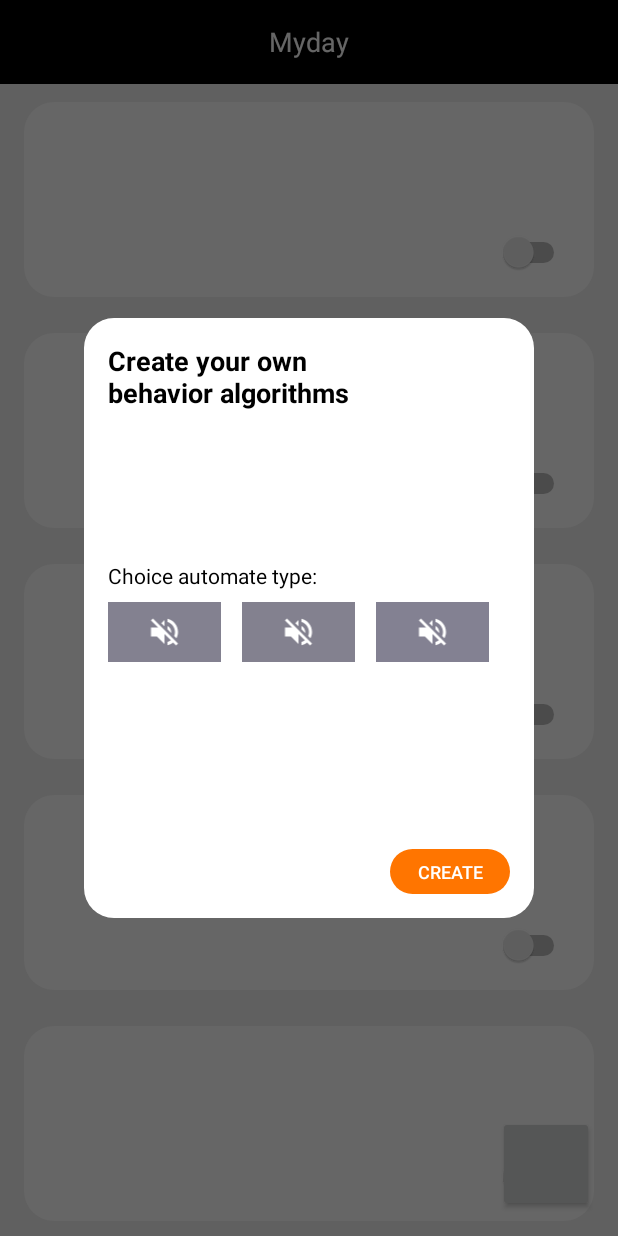
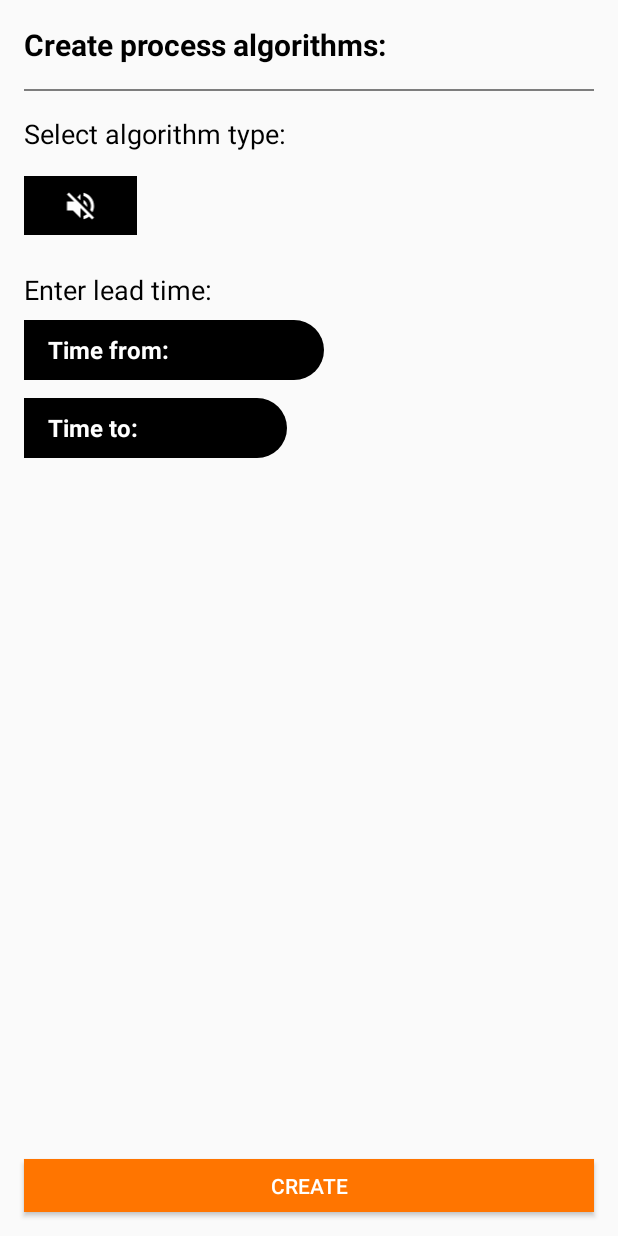
Before and after one commit to slavetny/myday, an Android app: the screen it shows after launch (MainActivity before the commit, CreateProcessActivity after it), after a tap on an icon or button, on a phone screen of 412 x 824 dp. Run offline under Robolectric (Android 15) with nearby library versions, the phone set to English and light mode, and no system bars; plain views replace CircleButton.

Commit message:
new activity for creating process

```diff
--- a/app/build.gradle
+++ b/app/build.gradle
@@ -25,7 +25,7 @@ android {
 
 dependencies {
     implementation fileTree(dir: 'libs', include: ['*.jar'])
-    implementation"org.jetbrains.kotlin:kotlin-stdlib-jdk7:$kotlin_version"
+    implementation "org.jetbrains.kotlin:kotlin-stdlib-jdk7:$kotlin_version"
     implementation 'androidx.appcompat:appcompat:1.1.0'
     implementation 'androidx.core:core-ktx:1.2.0'
     implementation 'androidx.constraintlayout:constraintlayout:1.1.3'
--- a/app/src/main/AndroidManifest.xml
+++ b/app/src/main/AndroidManifest.xml
@@ -10,7 +10,8 @@
         android:roundIcon="@mipmap/ic_launcher_round"
         android:supportsRtl="true"
         android:theme="@style/AppTheme">
-        <activity android:name="com.slavetny.myday.mvp.view.MainActivity">
+        <activity android:name=".mvp.view.CreateProcessActivity"></activity>
+        <activity android:name=".mvp.view.MainActivity">
             <intent-filter>
                 <action android:name="android.intent.action.MAIN" />
 
--- a/app/src/main/java/com/slavetny/myday/adapter/AlgorithmAdapter.kt
+++ b/app/src/main/java/com/slavetny/myday/adapter/AlgorithmAdapter.kt
@@ -10,6 +10,12 @@ import kotlinx.android.synthetic.main.algorthm_item.view.*
 
 class AlgorithmAdapter(var algorithmsList: List<Algorithm>) : RecyclerView.Adapter<AlgorithmAdapter.AlgorthmViewHolder>() {
 
+    private var algorithmClickedListener: OnAlgorithmClickedListener? = null
+
+    fun setOnAlgorithmClickedListener(a: OnAlgorithmClickedListener?) {
+        algorithmClickedListener = a
+    }
+
     override fun onCreateViewHolder(parent: ViewGroup, viewType: Int): AlgorthmViewHolder {
         var view = LayoutInflater.from(parent.context).inflate(R.layout.algorthm_item, parent, false)
 
@@ -21,15 +27,23 @@ class AlgorithmAdapter(var algorithmsList: List<Algorithm>) : RecyclerView.Adapt
     }
 
     override fun onBindViewHolder(holder: AlgorthmViewHolder, position: Int) {
-        holder.bind(algorithmsList.get(position))
+        holder.bind(algorithmsList.get(position), algorithmClickedListener!!)
     }
 
     class AlgorthmViewHolder(itemView: View) : RecyclerView.ViewHolder(itemView) {
 
         //TODO fix bug with wrong color showing
-        fun bind(algorithm: Algorithm) {
+        fun bind(algorithm: Algorithm, algorithmClickedListener: OnAlgorithmClickedListener) {
             itemView.algorithm_icon.setImageResource(algorithm.icon)
-            itemView.algorithm_background.setBackgroundColor(algorithm.backgroundColor)
+
+            itemView.setOnClickListener {
+                if (algorithmClickedListener != null)
+                    algorithmClickedListener.onAlgorithmClicked(algorithm)
+            }
         }
     }
+
+    interface OnAlgorithmClickedListener {
+        fun onAlgorithmClicked(algorithm: Algorithm)
+    }
 }
--- a/app/src/main/java/com/slavetny/myday/adapter/ProcessAdapter.kt
+++ b/app/src/main/java/com/slavetny/myday/adapter/ProcessAdapter.kt
@@ -16,7 +16,7 @@ class ProcessAdapter : RecyclerView.Adapter<ProcessAdapter.ProcessViewHolder>()
     }
 
     override fun getItemCount(): Int {
-        return 7
+        return 0
     }
 
     override fun onBindViewHolder(holder: ProcessViewHolder, position: Int) {
@@ -32,6 +32,5 @@ class ProcessAdapter : RecyclerView.Adapter<ProcessAdapter.ProcessViewHolder>()
         fun bind() {
 
         }
-
     }
 }
--- a/app/src/main/java/com/slavetny/myday/dialog/NewProcessDialog.kt
+++ /dev/null
@@ -1,43 +0,0 @@
-package com.slavetny.myday.dialog
-
-import android.app.Dialog
-import android.content.Context
-import android.os.Bundle
-import android.view.View
-import android.view.Window
-import androidx.recyclerview.widget.GridLayoutManager
-import com.slavetny.myday.R
-import com.slavetny.myday.adapter.AlgorithmAdapter
-import com.slavetny.myday.model.Algorithm
-import kotlinx.android.synthetic.main.new_process_dialog.recyclerView
-
-class NewProcessDialog(context: Context) : Dialog(context), View.OnClickListener {
-
-    override fun onCreate(savedInstanceState: Bundle?) {
-        super.onCreate(savedInstanceState)
-        requestWindowFeature(Window.FEATURE_NO_TITLE)
-        setContentView(R.layout.new_process_dialog)
-
-        setupRecyclerView()
-    }
-
-    private fun setupRecyclerView() {
-        var algorithmsList = ArrayList<Algorithm>()
-        algorithmsList.add(Algorithm("volume", R.color.colorPrimary, R.drawable.ic_volume_off))
-        algorithmsList.add(Algorithm("volume", R.color.colorAccent, R.drawable.ic_volume_off))
-        algorithmsList.add(Algorithm("volume", R.color.orange, R.drawable.ic_volume_off))
-
-        var linearLayoutManager = GridLayoutManager(context, 3, GridLayoutManager.VERTICAL, false)
-        recyclerView.layoutManager = linearLayoutManager
-
-        recyclerView.adapter = AlgorithmAdapter(algorithmsList)
-    }
-
-    override fun onClick(v: View?) {
-        when (v!!.id) {
-            else -> {
-                dismiss()
-            }
-        }
-    }
-}
--- a/app/src/main/java/com/slavetny/myday/model/Algorithm.kt
+++ b/app/src/main/java/com/slavetny/myday/model/Algorithm.kt
@@ -2,6 +2,5 @@ package com.slavetny.myday.model
 
 data class Algorithm (
     val tag: String,
-    var backgroundColor: Int,
     val icon: Int
 )
--- /dev/null
+++ b/app/src/main/java/com/slavetny/myday/mvp/view/CreateProcessActivity.kt
@@ -0,0 +1,93 @@
+package com.slavetny.myday.mvp.view
+
+import android.app.TimePickerDialog
+import androidx.appcompat.app.AppCompatActivity
+import android.os.Bundle
+import android.widget.Toast
+import androidx.recyclerview.widget.LinearLayoutManager
+import androidx.recyclerview.widget.RecyclerView
+import com.slavetny.myday.R
+import com.slavetny.myday.adapter.AlgorithmAdapter
+import com.slavetny.myday.model.Algorithm
+import kotlinx.android.synthetic.main.activity_create_process.*
+import kotlinx.android.synthetic.main.new_process_dialog.recyclerView
+import java.text.SimpleDateFormat
+import java.util.*
+import kotlin.collections.ArrayList
+
+class CreateProcessActivity : AppCompatActivity() {
+
+    override fun onCreate(savedInstanceState: Bundle?) {
+        super.onCreate(savedInstanceState)
+        setContentView(R.layout.activity_create_process)
+
+        setupRecyclerView()
+
+        timePick1.setOnClickListener {
+            val cal = Calendar.getInstance()
+            val timeSetListener =
+                TimePickerDialog.OnTimeSetListener { timePicker, hour, minute ->
+                    cal.set(Calendar.HOUR_OF_DAY, hour)
+                    cal.set(Calendar.MINUTE, minute)
+
+
+                    time1.text = "Time from: " + SimpleDateFormat("HH:mm").format(cal.time)
+                }
+            TimePickerDialog(
+                this,
+                timeSetListener,
+                cal.get(Calendar.HOUR_OF_DAY),
+                cal.get(Calendar.MINUTE),
+                true
+            ).show()
+        }
+
+        timePick2.setOnClickListener {
+            val cal = Calendar.getInstance()
+            val timeSetListener =
+                TimePickerDialog.OnTimeSetListener { timePicker, hour, minute ->
+                    cal.set(Calendar.HOUR_OF_DAY, hour)
+                    cal.set(Calendar.MINUTE, minute)
+
+
+                    time2.text = "Time to: " + SimpleDateFormat("HH:mm").format(cal.time)
+                }
+            TimePickerDialog(
+                this,
+                timeSetListener,
+                cal.get(Calendar.HOUR_OF_DAY),
+                cal.get(Calendar.MINUTE),
+                true
+            ).show()
+        }
+
+        //TODO create a database for returned processes
+        create_process.setOnClickListener {
+            finish()
+        }
+    }
+
+    private fun setupRecyclerView() {
+        var algorithmsList = ArrayList<Algorithm>()
+        algorithmsList.add(Algorithm("volume",
+            R.drawable.ic_volume_off
+        ))
+
+        var linearLayoutManager = LinearLayoutManager(this, RecyclerView.HORIZONTAL, false)
+        recyclerView.layoutManager = linearLayoutManager
+
+        var algorithmAdapter = AlgorithmAdapter(algorithmsList)
+
+        recyclerView.adapter = algorithmAdapter
+
+        algorithmAdapter.setOnAlgorithmClickedListener(object: AlgorithmAdapter.OnAlgorithmClickedListener {
+            override fun onAlgorithmClicked(algorithm: Algorithm) {
+                Toast.makeText(this@CreateProcessActivity, algorithm.tag, Toast.LENGTH_SHORT).show()
+            }
+        })
+    }
+
+    interface OnProcessCreateClickedListener {
+        fun onProcessCreateClicked(algorithm: Algorithm)
+    }
+}
--- a/app/src/main/java/com/slavetny/myday/mvp/view/MainActivity.kt
+++ b/app/src/main/java/com/slavetny/myday/mvp/view/MainActivity.kt
@@ -1,16 +1,16 @@
 package com.slavetny.myday.mvp.view
 
-import android.graphics.Color
-import android.graphics.drawable.ColorDrawable
+import android.content.Intent
 import androidx.appcompat.app.AppCompatActivity
 import android.os.Bundle
 import androidx.recyclerview.widget.LinearLayoutManager
 import com.slavetny.myday.ApplicationContract
 import com.slavetny.myday.R
 import com.slavetny.myday.adapter.ProcessAdapter
-import com.slavetny.myday.dialog.NewProcessDialog
 import com.slavetny.myday.mvp.presenter.ProcessPresenter
 import kotlinx.android.synthetic.main.activity_main.*
+
+//TODO create model for process
 
 class MainActivity : AppCompatActivity(), ApplicationContract.View {
 
@@ -30,11 +30,7 @@ class MainActivity : AppCompatActivity(), ApplicationContract.View {
     }
 
     override fun addProcess() {
-        var newProcessDialog = NewProcessDialog(this@MainActivity)
-
-        newProcessDialog.getWindow()?.setBackgroundDrawable(ColorDrawable(Color.TRANSPARENT))
-
-        newProcessDialog.show()
+        startActivity(Intent(this, CreateProcessActivity::class.java))
     }
 
     override fun showProcess() {
--- /dev/null
+++ b/app/src/main/res/drawable/time_pick_corners.xml
@@ -0,0 +1,6 @@
+<?xml version="1.0" encoding="utf-8"?>
+<shape xmlns:android="http://schemas.android.com/apk/res/android">
+
+    <corners android:topRightRadius="25dp" android:bottomRightRadius="25dp"/>
+
+</shape>
--- /dev/null
+++ b/app/src/main/res/layout/activity_create_process.xml
@@ -0,0 +1,128 @@
+<?xml version="1.0" encoding="utf-8"?>
+<FrameLayout xmlns:android="http://schemas.android.com/apk/res/android"
+    xmlns:app="http://schemas.android.com/apk/res-auto"
+    xmlns:tools="http://schemas.android.com/tools"
+    android:layout_width="match_parent"
+    android:layout_height="match_parent"
+    tools:context=".mvp.view.CreateProcessActivity">
+
+    <LinearLayout
+        android:layout_width="match_parent"
+        android:layout_height="match_parent"
+        android:orientation="vertical"
+        android:layout_gravity="center"
+        android:padding="16dp">
+
+        <TextView
+            android:layout_width="wrap_content"
+            android:layout_height="wrap_content"
+            android:text="Create process algorithms:"
+            android:textColor="@color/colorPrimary"
+            android:textSize="20dp"
+            android:textStyle="bold" />
+
+        <View
+            android:layout_width="match_parent"
+            android:layout_height="1dp"
+            android:background="#7D7D7D"
+            android:layout_marginTop="16dp"
+            android:layout_marginBottom="16dp"/>
+
+        <LinearLayout
+            android:layout_width="match_parent"
+            android:layout_height="wrap_content"
+            android:orientation="vertical">
+
+            <TextView
+                android:layout_width="wrap_content"
+                android:layout_height="wrap_content"
+                android:text="Select algorithm type:"
+                android:textColor="@color/colorPrimary"
+                android:textSize="18dp"
+                android:layout_marginBottom="8dp"/>
+
+            <androidx.recyclerview.widget.RecyclerView
+                android:id="@+id/recyclerView"
+                android:layout_width="match_parent"
+                android:layout_height="55dp"/>
+
+        </LinearLayout>
+
+        <LinearLayout
+            android:layout_width="match_parent"
+            android:layout_height="wrap_content"
+            android:orientation="vertical"
+            android:layout_marginTop="16dp">
+
+            <TextView
+                android:layout_width="wrap_content"
+                android:layout_height="wrap_content"
+                android:text="Enter lead time:"
+                android:textColor="@color/colorPrimary"
+                android:textSize="18dp"
+                android:layout_marginBottom="8dp"/>
+
+            <LinearLayout
+                android:layout_width="match_parent"
+                android:layout_height="wrap_content"
+                android:orientation="vertical">
+
+                <FrameLayout
+                    android:id="@+id/timePick1"
+                    android:layout_width="200dp"
+                    android:layout_height="40dp"
+                    android:background="@drawable/time_pick_corners"
+                    android:backgroundTint="@color/colorPrimary"
+                    android:layout_marginBottom="12dp">
+
+                    <TextView
+                        android:id="@+id/time1"
+                        android:layout_width="wrap_content"
+                        android:layout_height="wrap_content"
+                        android:text="Time from:"
+                        android:textColor="@color/white"
+                        android:textSize="16dp"
+                        android:textStyle="bold"
+                        android:layout_gravity="center|left"
+                        android:layout_marginLeft="16dp"/>
+
+                </FrameLayout>
+
+                <FrameLayout
+                    android:id="@+id/timePick2"
+                    android:layout_width="175dp"
+                    android:layout_height="40dp"
+                    android:background="@drawable/time_pick_corners"
+                    android:backgroundTint="@color/colorPrimary">
+
+                    <TextView
+                        android:id="@+id/time2"
+                        android:layout_width="wrap_content"
+                        android:layout_height="wrap_content"
+                        android:text="Time to:"
+                        android:textColor="@color/white"
+                        android:textSize="16dp"
+                        android:textStyle="bold"
+                        android:layout_gravity="center|left"
+                        android:layout_marginLeft="16dp"/>
+
+                </FrameLayout>
+
+            </LinearLayout>
+
+        </LinearLayout>
+
+    </LinearLayout>
+
+    <Button
+        android:id="@+id/create_process"
+        android:layout_width="match_parent"
+        android:layout_height="35dp"
+        android:background="@color/orange"
+        android:text="Create"
+        android:textColor="@color/white"
+        android:textSize="14dp"
+        android:layout_gravity="bottom|right"
+        android:layout_margin="16dp"/>
+
+</FrameLayout>
--- a/app/src/main/res/layout/algorthm_item.xml
+++ b/app/src/main/res/layout/algorthm_item.xml
@@ -10,6 +10,7 @@
         android:id="@+id/algorithm_background"
         android:layout_width="75dp"
         android:layout_height="40dp"
+        android:background="@color/colorPrimary"
         android:gravity="center">
 
         <ImageView
--- a/app/src/main/res/layout/new_process_dialog.xml
+++ b/app/src/main/res/layout/new_process_dialog.xml
@@ -25,7 +25,7 @@
         <TextView
             android:layout_width="wrap_content"
             android:layout_height="wrap_content"
-            android:text="Choice automate type:"
+            android:text="Choice algorithm type:"
             android:textColor="@color/colorPrimary"
             android:textSize="14dp" />
 
@@ -33,6 +33,13 @@
             android:id="@+id/recyclerView"
             android:layout_width="match_parent"
             android:layout_height="wrap_content"/>
+
+        <Button
+            android:id="@+id/time"
+            android:layout_width="wrap_content"
+            android:layout_height="wrap_content"
+            android:background="@color/colorPrimary"
+            android:textColor="#fff"/>
 
     </LinearLayout>
 
--- a/build.gradle
+++ b/build.gradle
@@ -20,6 +20,9 @@ allprojects {
         google()
         jcenter()
 
+        maven {
+            url "https://jitpack.io"
+        }
     }
 }
 
```
